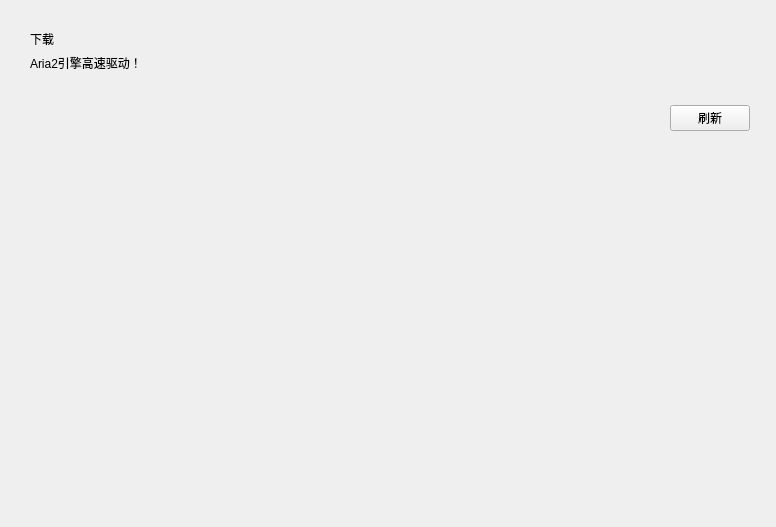
MCSLTeam/MCSL2, file QtUI/downloadInterface.ui: the form before one commit.
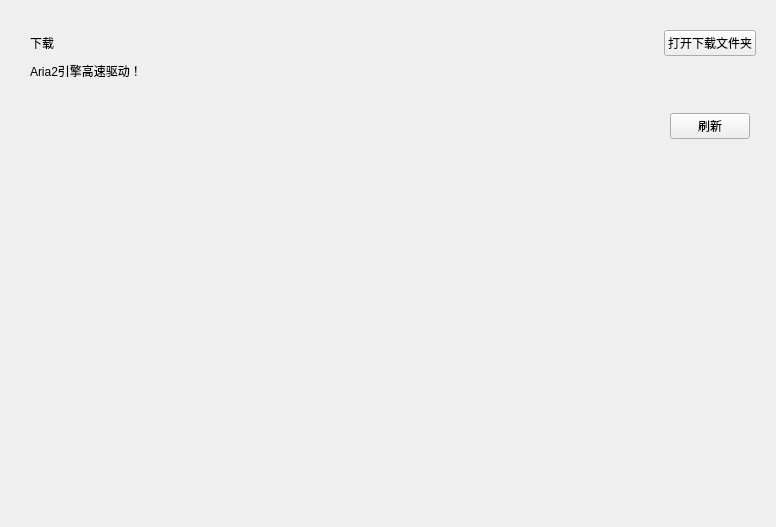
The form after the commit. The open tabs and pages were chosen to show the change. Custom widgets are drawn as their Qt base class.

Commit message: O | 优化FastMirror下载UI

Patch:
```diff
--- a/QtUI/downloadInterface.ui
+++ b/QtUI/downloadInterface.ui
@@ -38,8 +38,8 @@
    </item>
    <item row="1" column="2" rowspan="2" colspan="2">
     <widget class="QWidget" name="titleLimitWidget" native="true">
-     <layout class="QVBoxLayout" name="verticalLayout">
-      <item>
+     <layout class="QGridLayout" name="gridLayout_4">
+      <item row="0" column="0">
        <widget class="TitleLabel" name="titleLabel">
         <property name="sizePolicy">
          <sizepolicy hsizetype="Preferred" vsizetype="Fixed">
@@ -52,7 +52,20 @@
         </property>
        </widget>
       </item>
-      <item>
+      <item row="0" column="1">
+       <widget class="TransparentPushButton" name="openDownloadFolderBtn">
+        <property name="sizePolicy">
+         <sizepolicy hsizetype="Fixed" vsizetype="Fixed">
+          <horstretch>0</horstretch>
+          <verstretch>0</verstretch>
+         </sizepolicy>
+        </property>
+        <property name="text">
+         <string>打开下载文件夹</string>
+        </property>
+       </widget>
+      </item>
+      <item row="1" column="0" colspan="2">
        <widget class="StrongBodyLabel" name="subTitleLabel">
         <property name="sizePolicy">
          <sizepolicy hsizetype="Preferred" vsizetype="Fixed">
@@ -364,8 +377,8 @@
                <rect>
                 <x>0</x>
                 <y>0</y>
-                <width>700</width>
-                <height>318</height>
+                <width>100</width>
+                <height>30</height>
                </rect>
               </property>
               <property name="sizePolicy">
@@ -578,6 +591,11 @@
    <extends>QPushButton</extends>
    <header>qfluentwidgets</header>
   </customwidget>
+  <customwidget>
+   <class>TransparentPushButton</class>
+   <extends>PushButton</extends>
+   <header>qfluentwidgets</header>
+  </customwidget>
   <customwidget>
    <class>SmoothScrollArea</class>
    <extends>QScrollArea</extends>
```
Left out of the diff: 16 changed lines with no effect on the pictures. The commit also changes 9 other files.
